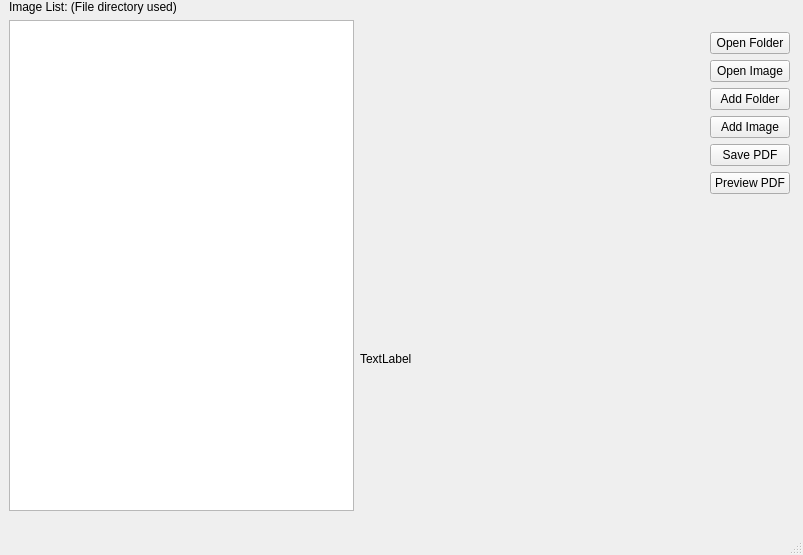
Qt form convertorUI.ui (BoyTheTall/image-to-pdf-convertor) before a commit.
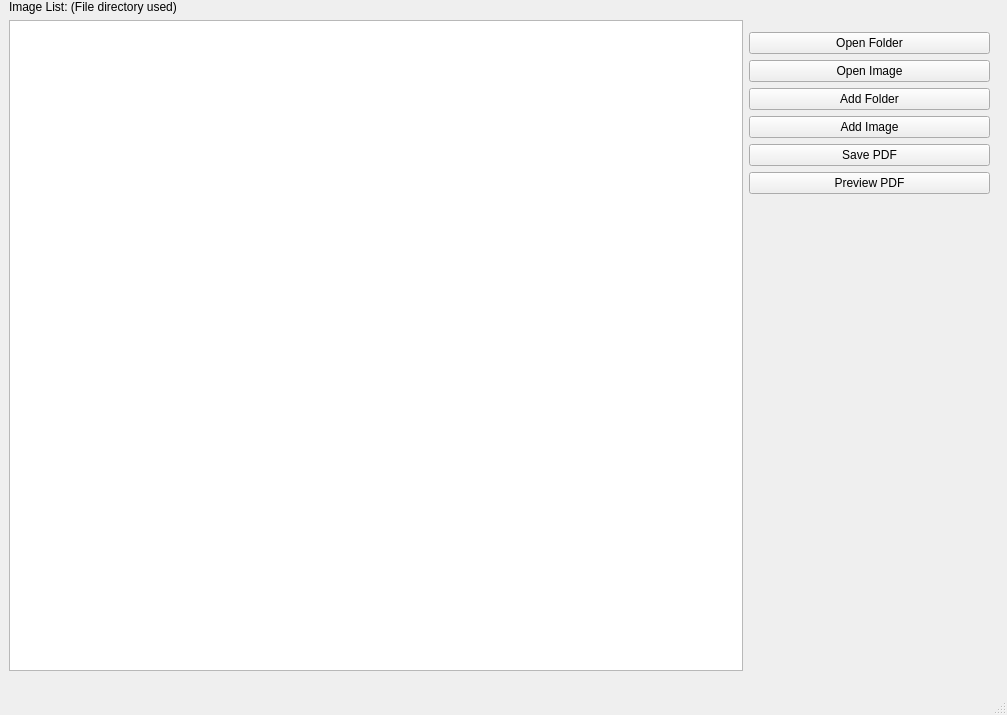
The same form after that commit.

Commit message: completend the open folder function for the button. images are displayed now when you open the folder. the dragging to rearrange stuff is still wonky

```diff
--- a/convertorUI.ui
+++ b/convertorUI.ui
@@ -6,8 +6,8 @@
    <rect>
     <x>0</x>
     <y>0</y>
-    <width>803</width>
-    <height>555</height>
+    <width>1007</width>
+    <height>715</height>
    </rect>
   </property>
   <property name="windowTitle">
@@ -19,67 +19,38 @@
      <rect>
       <x>9</x>
       <y>0</y>
-      <width>781</width>
-      <height>511</height>
+      <width>981</width>
+      <height>671</height>
      </rect>
     </property>
     <layout class="QGridLayout" name="gridLayout">
-     <item row="3" column="2">
+     <item row="3" column="3">
       <widget class="QPushButton" name="btnOpenFolder">
        <property name="text">
         <string>Open Folder</string>
        </property>
       </widget>
      </item>
-     <item row="1" column="0" rowspan="10">
-      <widget class="QListView" name="tblImagesList"/>
-     </item>
-     <item row="7" column="2">
-      <widget class="QPushButton" name="btnSavePDF">
-       <property name="text">
-        <string>Save PDF</string>
-       </property>
-      </widget>
-     </item>
-     <item row="10" column="2">
-      <spacer name="verticalSpacer">
-       <property name="orientation">
-        <enum>Qt::Vertical</enum>
-       </property>
-       <property name="sizeHint" stdset="0">
-        <size>
-         <width>20</width>
-         <height>40</height>
-        </size>
-       </property>
-      </spacer>
-     </item>
-     <item row="8" column="2">
+     <item row="8" column="3">
       <widget class="QPushButton" name="btnPreviewPDF">
        <property name="text">
         <string>Preview PDF</string>
        </property>
       </widget>
      </item>
-     <item row="10" column="1">
-      <widget class="QLabel" name="Image_Display_Label">
+     <item row="7" column="3">
+      <widget class="QPushButton" name="btnSavePDF">
        <property name="text">
-        <string>TextLabel</string>
+        <string>Save PDF</string>
        </property>
       </widget>
      </item>
-     <item row="3" column="1">
-      <spacer name="horizontalSpacer">
-       <property name="orientation">
-        <enum>Qt::Horizontal</enum>
+     <item row="6" column="3">
+      <widget class="QPushButton" name="btnAddImage">
+       <property name="text">
+        <string>Add Image</string>
        </property>
-       <property name="sizeHint" stdset="0">
-        <size>
-         <width>40</width>
-         <height>20</height>
-        </size>
-       </property>
-      </spacer>
+      </widget>
      </item>
      <item row="0" column="0">
       <widget class="QLabel" name="lblFileDirectory">
@@ -88,26 +59,35 @@
        </property>
       </widget>
      </item>
-     <item row="5" column="2">
+     <item row="5" column="3">
       <widget class="QPushButton" name="btnAddFolder">
        <property name="text">
         <string>Add Folder</string>
        </property>
       </widget>
      </item>
-     <item row="4" column="2">
+     <item row="4" column="3">
       <widget class="QPushButton" name="btnOpenImage">
        <property name="text">
         <string>Open Image</string>
        </property>
       </widget>
      </item>
-     <item row="6" column="2">
-      <widget class="QPushButton" name="btnAddImage">
-       <property name="text">
-        <string>Add Image</string>
+     <item row="9" column="3">
+      <spacer name="verticalSpacer">
+       <property name="orientation">
+        <enum>Qt::Vertical</enum>
        </property>
-      </widget>
+       <property name="sizeHint" stdset="0">
+        <size>
+         <width>20</width>
+         <height>20</height>
+        </size>
+       </property>
+      </spacer>
+     </item>
+     <item row="1" column="0" rowspan="9" colspan="3">
+      <widget class="QListView" name="tblImagesList"/>
      </item>
     </layout>
    </widget>
```
Left out of the diff: 2 changed lines with no effect on the pictures. The commit also changes 1 other file.
